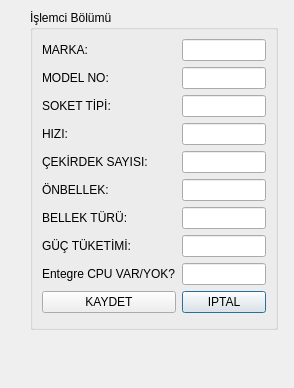
First picture: the form in UI/VeriFormlari/tmoislemcitanimlamaformu.ui, repository onur35iii/TeknolojiMarketiOtomasyonu, before the edit.
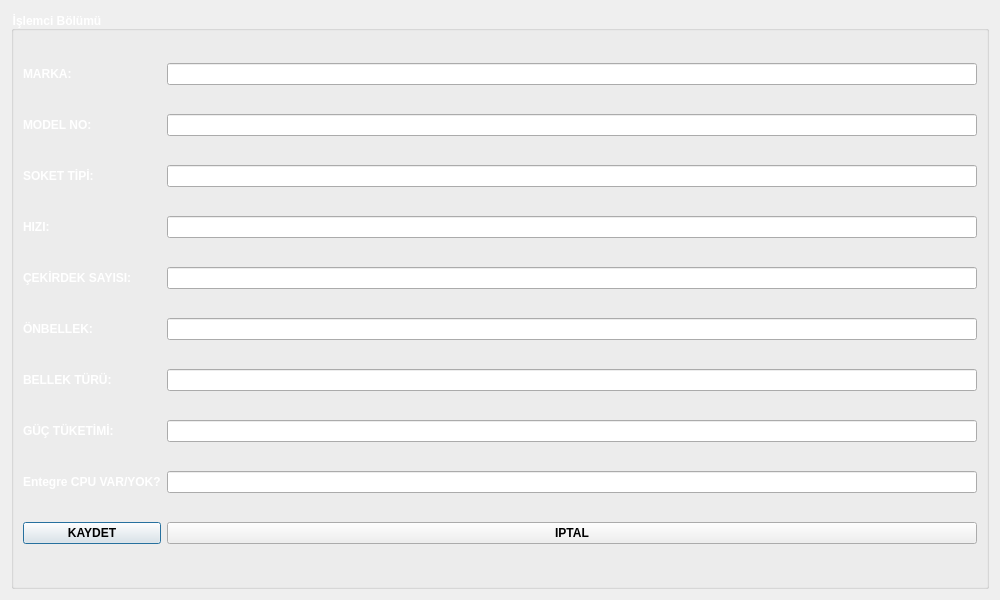
Second picture: the form after the edit. Icons and pictures are not drawn.

What changed in the file:
```diff
--- a/UI/VeriFormlari/tmoislemcitanimlamaformu.ui
+++ b/UI/VeriFormlari/tmoislemcitanimlamaformu.ui
@@ -6,59 +6,69 @@
    <rect>
     <x>0</x>
     <y>0</y>
-    <width>294</width>
-    <height>388</height>
+    <width>1000</width>
+    <height>600</height>
    </rect>
   </property>
+  <property name="minimumSize">
+   <size>
+    <width>1000</width>
+    <height>600</height>
+   </size>
+  </property>
+  <property name="maximumSize">
+   <size>
+    <width>1000</width>
+    <height>600</height>
+   </size>
+  </property>
   <property name="windowTitle">
    <string>Dialog</string>
   </property>
+  <property name="styleSheet">
+   <string notr="true">TMOIslemciTanimlamaFormu{
+
+
+	background-image: url(:/resimler/islemci.jpg);
+}
+
+QLabel {
+   font:Bold; 
+   color: #ffffff;
+}
+QGroupBox {
+    font:Bold;
+color: #ffffff;
+}
+QPushButton{font:Bold;}
+
+
+</string>
+  </property>
+  <layout class="QGridLayout" name="gridLayout">
+   <item row="0" column="0">
   <widget class="QGroupBox" name="GBIslemciBolumu">
-   <property name="geometry">
-    <rect>
-     <x>30</x>
-     <y>10</y>
-     <width>248</width>
-     <height>320</height>
-    </rect>
-   </property>
    <property name="title">
     <string>İşlemci Bölümü</string>
    </property>
-   <layout class="QGridLayout" name="gridLayout">
-    <item row="9" column="1">
-     <widget class="QPushButton" name="PBIptal">
+     <layout class="QGridLayout" name="gridLayout_2">
+      <item row="0" column="0">
+       <widget class="QLabel" name="LMarka">
       <property name="text">
-       <string>IPTAL</string>
+         <string>MARKA:</string>
       </property>
      </widget>
     </item>
-    <item row="7" column="1">
-     <widget class="QLineEdit" name="LEGucTuketimi"/>
-    </item>
-    <item row="4" column="0">
-     <widget class="QLabel" name="LCekirdekSayisi">
+      <item row="0" column="1">
+       <widget class="QLineEdit" name="LEMarka"/>
+      </item>
+      <item row="1" column="0">
+       <widget class="QLabel" name="LModelNo">
       <property name="text">
-       <string>ÇEKİRDEK SAYISI:</string>
+         <string>MODEL NO:</string>
       </property>
      </widget>
     </item>
-    <item row="3" column="0">
-     <widget class="QLabel" name="LHizi">
-      <property name="text">
-       <string>HIZI:</string>
-      </property>
-     </widget>
-    </item>
-    <item row="2" column="1">
-     <widget class="QLineEdit" name="LESoketTipi"/>
-    </item>
-    <item row="4" column="1">
-     <widget class="QLineEdit" name="LECekirdekSayisi"/>
-    </item>
-    <item row="3" column="1">
-     <widget class="QLineEdit" name="LEHizi"/>
-    </item>
     <item row="1" column="1">
      <widget class="QLineEdit" name="LEModelNo"/>
     </item>
@@ -69,13 +79,39 @@
       </property>
      </widget>
     </item>
-    <item row="1" column="0">
-     <widget class="QLabel" name="LModelNo">
+      <item row="2" column="1">
+       <widget class="QLineEdit" name="LESoketTipi"/>
+      </item>
+      <item row="3" column="0">
+       <widget class="QLabel" name="LHizi">
       <property name="text">
-       <string>MODEL NO:</string>
+         <string>HIZI:</string>
       </property>
      </widget>
     </item>
+      <item row="3" column="1">
+       <widget class="QLineEdit" name="LEHizi"/>
+      </item>
+      <item row="4" column="0">
+       <widget class="QLabel" name="LCekirdekSayisi">
+        <property name="text">
+         <string>ÇEKİRDEK SAYISI:</string>
+        </property>
+       </widget>
+      </item>
+      <item row="4" column="1">
+       <widget class="QLineEdit" name="LECekirdekSayisi"/>
+      </item>
+      <item row="5" column="0">
+       <widget class="QLabel" name="LOnBellek">
+        <property name="text">
+         <string>ÖNBELLEK:</string>
+        </property>
+       </widget>
+      </item>
+      <item row="5" column="1">
+       <widget class="QLineEdit" name="LEOnbellek"/>
+      </item>
     <item row="6" column="0">
      <widget class="QLabel" name="LBellekTuru">
       <property name="text">
@@ -83,8 +119,8 @@
       </property>
      </widget>
     </item>
-    <item row="0" column="1">
-     <widget class="QLineEdit" name="LEMarka"/>
+      <item row="6" column="1">
+       <widget class="QLineEdit" name="LEBellekTuru"/>
     </item>
     <item row="7" column="0">
      <widget class="QLabel" name="LGucTuketimi">
@@ -93,32 +129,8 @@
       </property>
      </widget>
     </item>
-    <item row="5" column="1">
-     <widget class="QLineEdit" name="LEOnbellek"/>
-    </item>
-    <item row="5" column="0">
-     <widget class="QLabel" name="LOnBellek">
-      <property name="text">
-       <string>ÖNBELLEK:</string>
-      </property>
-     </widget>
-    </item>
-    <item row="0" column="0">
-     <widget class="QLabel" name="LMarka">
-      <property name="text">
-       <string>MARKA:</string>
-      </property>
-     </widget>
-    </item>
-    <item row="6" column="1">
-     <widget class="QLineEdit" name="LEBellekTuru"/>
-    </item>
-    <item row="9" column="0">
-     <widget class="QPushButton" name="PBKaydet">
-      <property name="text">
-       <string>KAYDET</string>
-      </property>
-     </widget>
+      <item row="7" column="1">
+       <widget class="QLineEdit" name="LEGucTuketimi"/>
     </item>
     <item row="8" column="0">
      <widget class="QLabel" name="LEntegreCPU">
@@ -130,8 +142,24 @@
     <item row="8" column="1">
      <widget class="QLineEdit" name="LEEntegreCPU"/>
     </item>
-   </layout>
-  </widget>
+      <item row="9" column="0">
+       <widget class="QPushButton" name="PBKaydet">
+        <property name="text">
+         <string>KAYDET</string>
+        </property>
+       </widget>
+      </item>
+      <item row="9" column="1">
+       <widget class="QPushButton" name="PBIptal">
+        <property name="text">
+         <string>IPTAL</string>
+        </property>
+       </widget>
+      </item>
+     </layout>
+    </widget>
+   </item>
+  </layout>
  </widget>
  <tabstops>
   <tabstop>LEMarka</tabstop>
```
Lines whose indentation alone changed are shown as unchanged.
